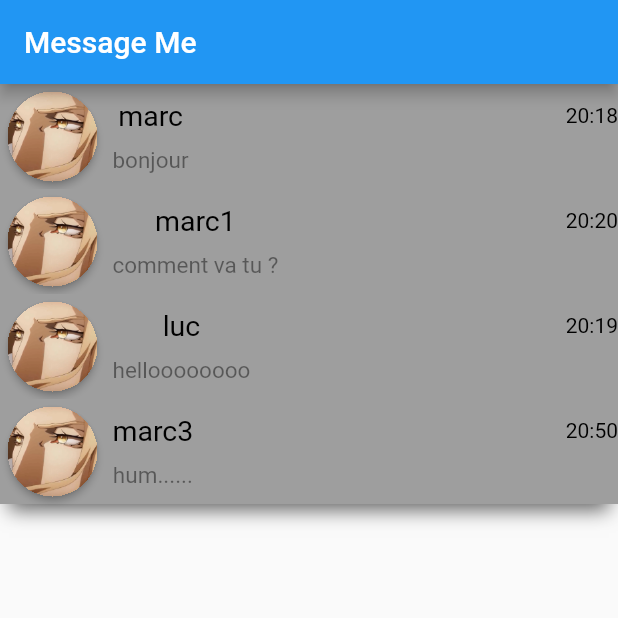
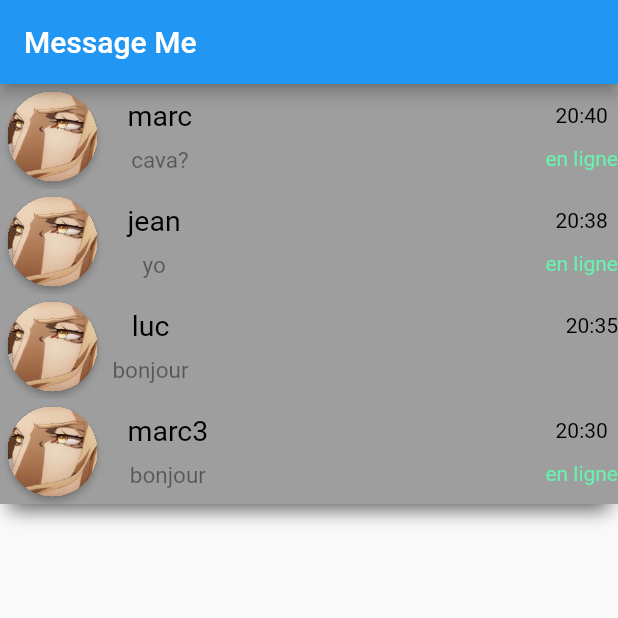
Before and after one commit to Edmond22-prog/messenger_app, a Flutter app: the screen it shows after launch, on a phone screen of 412 x 824 dp, the top half of it. Run offline on Flutter 3.47's test engine with Material 2 defaults, Android fonts, the phone set to English and light mode, and no system bars; our stand-ins replace font_awesome_flutter, image_picker, just_audio, lottie, permission_handler; missing offline and left inert: record.

Commit message:
message check + is onligne

```diff
--- a/app/projetMessagerie/lib/ui/home.dart
+++ b/app/projetMessagerie/lib/ui/home.dart
@@ -15,51 +15,125 @@ class HomePage extends StatefulWidget {
 
 
 ///////////////////////////////
+
+
+
+/*
 class ChatModel{
   final String avatarUrl;
   final String nom;
   final String datetime;
   final String message;
+  final bool isOnLigne;
 
-  ChatModel({required this.avatarUrl, required this.nom, required this.datetime, required this.message});
+  ChatModel({required this.avatarUrl, required this.nom, required this.datetime, required this.message, required this.isOnLigne});
 }
-
+*/
 
 class _MyHomePageState extends State<HomePage> {
 
 
-  static final List<ChatModel> maConvData = [
+  /*static final List<ChatModel> maConvData = [
     ChatModel(
         avatarUrl: "img/pp.png",
         nom: "marc",
         datetime: "20:18",
-        message: "bonjour"
+        message: "bonjour",
+        isOnLigne: true
     ),
     ChatModel(
         avatarUrl: "img/pp.png",
-        nom: "marc1",
+        nom: "jean",
         datetime: "20:20",
-        message: "comment va tu ?"
+        message: "comment vas tu ?",
+        isOnLigne: true
     ),
     ChatModel(
         avatarUrl: "img/pp.png",
         nom: "luc",
         datetime: "20:19",
-        message: "helloooooooo"
+        message: "helloooooooo",
+        isOnLigne: false
     ),
     ChatModel(
         avatarUrl: "img/pp.png",
         nom: "marc3",
         datetime: "20:50",
-        message: "hum......"
+        message: "hum......",
+        isOnLigne: true
+    ),
+
+  ];*/
+
+  static final List<InChatModel> mesConvData = [
+    InChatModel(
+        avatarUrl: "img/pp.png",
+        nom: "marc",
+        listmessage: [
+          MessageModel(
+              datetime: "20:30",
+              message: "bonjour",
+              EnvMessage: false,
+              etat: true
+          ),
+          MessageModel(
+              datetime: "20:31",
+              message: "bonjour",
+              EnvMessage: true,
+              etat: true
+          ),
+          MessageModel(
+              datetime: "20:40",
+              message: "cava?",
+              EnvMessage: false,
+              etat: true
+          ),
+        ], isOnLigne: true
+    ),
+    InChatModel(
+        avatarUrl: "img/pp.png",
+        nom: "jean",
+        listmessage: [
+          MessageModel(
+              datetime: "20:30",
+              message: "bonjour",
+              EnvMessage: true,
+              etat: true
+          ),
+          MessageModel(
+              datetime: "20:38",
+              message: "yo",
+              EnvMessage: false,
+              etat: true
+          ),
+        ], isOnLigne: true
+    ),
+    InChatModel(
+        avatarUrl: "img/pp.png",
+        nom: "luc",
+        listmessage: [
+          MessageModel(
+              datetime: "20:35",
+              message: "bonjour",
+              EnvMessage: false,
+              etat: true
+          ),
+        ], isOnLigne: false
+    ),
+    InChatModel(
+        avatarUrl: "img/pp.png",
+        nom: "marc3",
+        listmessage: [
+          MessageModel(
+              datetime: "20:30",
+              message: "bonjour",
+              EnvMessage: true,
+              etat: false
+          ),
+        ], isOnLigne: true
     ),
 
   ];
-
-
-
-
-
 
 
 
@@ -73,17 +147,17 @@ class _MyHomePageState extends State<HomePage> {
         title: Text(widget.title),
       ),
       body: ListView.builder(
-          itemCount: maConvData.length,//nombre de messages dans la bd
+          itemCount: mesConvData.length,//nombre de messages dans la bd
           itemBuilder: (context,index){
-            ChatModel _model = maConvData[index];
+            InChatModel _model = mesConvData[index];
             return InkWell(
               onTap: (){
                 Navigator.push(context, new MaterialPageRoute(builder: (BuildContext context){
-                  return MyMessagePage(id: _model.nom,);
+                  return MyMessagePage( lechoix: _model);
                 }));
 
               },
-                child: HomeContent(photoprofile: _model.avatarUrl, nom: _model.nom, lastmessage: _model.message, heurelastmessage: _model.datetime,),
+                child: HomeContent(photoprofile: _model.avatarUrl, nom: _model.nom, lastmessage: _model.lastMessage().message, heurelastmessage: _model.lastMessage().datetime, enLigne: _model.isOnLigne,),
             );
 
           }),
--- a/app/projetMessagerie/lib/ui/homecontent.dart
+++ b/app/projetMessagerie/lib/ui/homecontent.dart
@@ -5,6 +5,7 @@ class HomeContent extends StatelessWidget {
   final String nom;
   final String lastmessage;
   final String heurelastmessage;
+  final bool enLigne;
 
 
   HomeContent({
@@ -12,11 +13,11 @@ class HomeContent extends StatelessWidget {
     required this.nom,
     required this.lastmessage,
     required this.heurelastmessage,
+    required this.enLigne,
   });
   @override
   Widget build(BuildContext context) {
     return Container(
-      //margin: provenance? EdgeInsets.only(left: 60,top: 22,right: 0,bottom: 10):EdgeInsets.only(left: 0,top: 22,right: 60,bottom: 10),
       width: MediaQuery.of(context).size.width,
       height: 70,
       decoration: BoxDecoration(
@@ -66,7 +67,7 @@ class HomeContent extends StatelessWidget {
                 children: [
                   Align(
                     child: Padding(
-                        padding: EdgeInsets.symmetric(horizontal: 5.0),
+                        padding: EdgeInsets.symmetric(horizontal: 15.0),
                         child: Text(nom,
                           style: TextStyle(
                               fontSize: 19,
@@ -116,7 +117,7 @@ class HomeContent extends StatelessWidget {
                 ),
                 alignment: Alignment.bottomLeft,
               ),
-              Text("")
+              enLigne?Text("en ligne",style: TextStyle(color: Colors.greenAccent),):Text("")
             ],
           )
 
--- a/app/projetMessagerie/lib/ui/messagecontent.dart
+++ b/app/projetMessagerie/lib/ui/messagecontent.dart
@@ -4,12 +4,14 @@ class MessageContent extends StatelessWidget {
   final String contenu;
   final String heure;
   final bool provenance;
+  final bool etat;
 
 
   MessageContent({
     required this.contenu,
     required this.heure,
     required this.provenance,
+    required this.etat,
   });
   @override
   Widget build(BuildContext context) {
@@ -67,6 +69,9 @@ class MessageContent extends StatelessWidget {
                     children: [
                       SizedBox(width: 7),
                       Text(heure,style: TextStyle(color: Colors.black),),
+                      !provenance? Text(""):etat? Icon(Icons.check,color: Colors.blue,):Icon(Icons.check,color: Colors.black45,),
+
+
                     ],
                   ),
                 ),
```
Also changed, not shown: app/projetMessagerie/lib/ui/messagerie.dart (+32 -79 lines).
